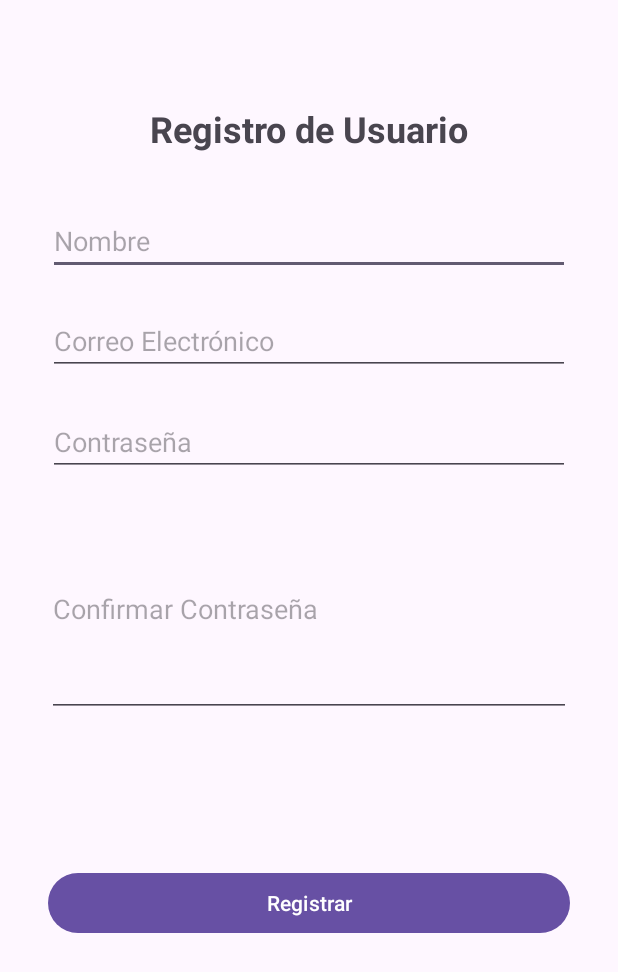
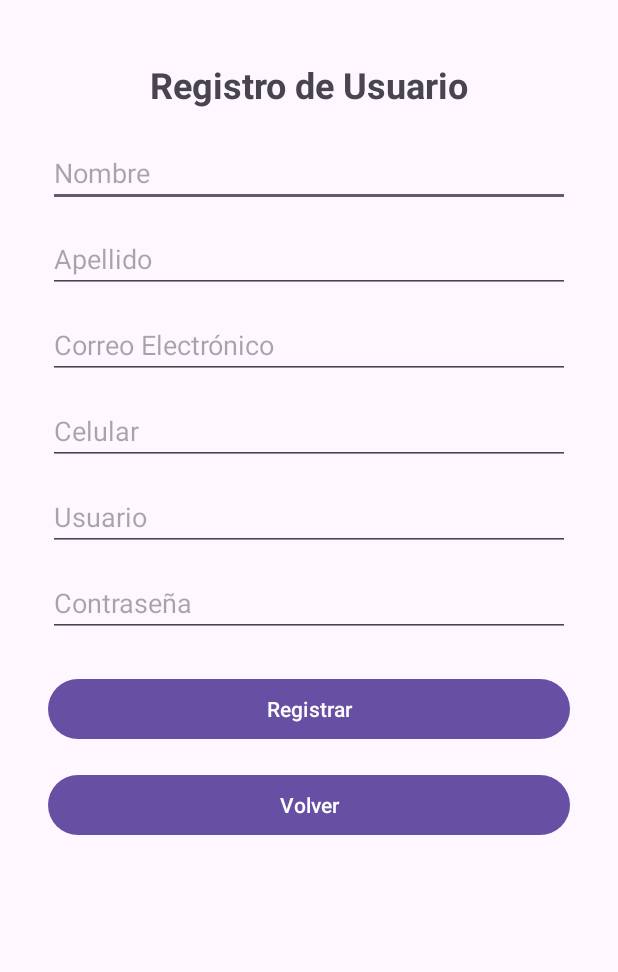
Before and after one commit to inoricode28/GarageVirtual, an Android app: the RegistroUsuarioActivity screen opened directly, with no data from a screen before it, on a phone screen of 412 x 824 dp. Shown: the top 972 px of the screen. Run offline under Robolectric (Android 15) with nearby library versions, the light colour scheme and no system bars.

Commit message:
Registro_Usuario_Completo

```diff
--- a/Final/app/src/main/java/com/example/afinal/view/ui/RegistroUsuarioActivity.kt
+++ b/Final/app/src/main/java/com/example/afinal/view/ui/RegistroUsuarioActivity.kt
@@ -1,21 +1,64 @@
 package com.example.afinal.view.ui
 
+import android.content.Intent
 import android.os.Bundle
-import androidx.activity.enableEdgeToEdge
+import android.view.View
 import androidx.appcompat.app.AppCompatActivity
-import androidx.core.view.ViewCompat
-import androidx.core.view.WindowInsetsCompat
+import androidx.lifecycle.ViewModelProvider
+import com.example.afinal.databinding.ActivityRegistroUsuarioBinding
+import com.example.afinal.viewmodel.AuthViewModel
+import androidx.lifecycle.Observer
 import com.example.afinal.R
+import com.example.afinal.retrofit.response.RegistroResponse
+import com.example.afinal.util.AppMensaje
+import com.example.afinal.util.TipoMensaje
 
-class RegistroUsuarioActivity : AppCompatActivity() {
+class RegistroUsuarioActivity : AppCompatActivity(), View.OnClickListener {
+    private lateinit var binding: ActivityRegistroUsuarioBinding
+    private lateinit var authViewModel: AuthViewModel
     override fun onCreate(savedInstanceState: Bundle?) {
-        super.onCreate(savedInstanceState)
-        enableEdgeToEdge()
-        setContentView(R.layout.activity_registro_usuario)
-        ViewCompat.setOnApplyWindowInsetsListener(findViewById(R.id.main)) { v, insets ->
-            val systemBars = insets.getInsets(WindowInsetsCompat.Type.systemBars())
-            v.setPadding(systemBars.left, systemBars.top, systemBars.right, systemBars.bottom)
-            insets
+                super.onCreate(savedInstanceState)
+        binding = ActivityRegistroUsuarioBinding.inflate(layoutInflater)
+        setContentView(binding.root)
+
+        // Especificar el tipo explícitamente al instanciar ViewModelProvider
+        authViewModel = ViewModelProvider(this)[AuthViewModel::class.java]
+
+        // Configurar los botones en el listeners
+        binding.btnRegistrar.setOnClickListener(this)
+        binding.btnVolver.setOnClickListener(this)
+
+        // Observador para el loginResponse
+        authViewModel.registroResponse.observe(this, Observer { response ->
+            obtenerDatosRegistro(response)
+        })
+
+    }
+
+    private fun obtenerDatosRegistro(response: RegistroResponse) {
+        binding.btnVolver.isEnabled = true
+        binding.btnRegistrar.isEnabled = true
+        AppMensaje.enviarMensaje(binding.root, response.mensaje, TipoMensaje.ADVERTENCIA)
+    }
+
+    override fun onClick(v: View) {
+        when(v.id){
+            R.id.btnVolver -> startActivity(Intent(applicationContext, MainActivity::class.java))
+            R.id.btnRegistrar -> registrarUsuario()
         }
     }
+
+    private fun registrarUsuario() {
+        binding.btnVolver.isEnabled = false
+        binding.btnRegistrar.isEnabled = false
+        authViewModel.registro(
+            binding.etNombre.text.toString(),
+            binding.etApellido.text.toString(),
+            binding.etCorreo.text.toString(),
+            binding.etCelular.text.toString(),
+            binding.etUser.text.toString(),
+            binding.etContrasena.text.toString())
+    }
+
+
 }
--- a/Final/app/src/main/res/layout/activity_registro_usuario.xml
+++ b/Final/app/src/main/res/layout/activity_registro_usuario.xml
@@ -7,96 +7,121 @@
     android:layout_height="match_parent"
     tools:context=".view.ui.RegistroUsuarioActivity">
 
-
-
     <TextView
         android:id="@+id/tvTitle"
         android:layout_width="wrap_content"
         android:layout_height="wrap_content"
-        android:layout_marginTop="69dp"
-        android:layout_marginBottom="36dp"
+        android:layout_marginTop="40dp"
         android:text="Registro de Usuario"
         android:textSize="24sp"
         android:textStyle="bold"
-        app:layout_constraintBottom_toTopOf="@+id/etNombre"
         app:layout_constraintEnd_toEndOf="parent"
         app:layout_constraintStart_toStartOf="parent"
-        app:layout_constraintTop_toTopOf="parent"
-        tools:ignore="MissingConstraints" />
+        app:layout_constraintTop_toTopOf="parent" />
 
     <EditText
         android:id="@+id/etNombre"
-        android:layout_width="0dp"
+        android:layout_width="match_parent"
         android:layout_height="wrap_content"
         android:layout_marginStart="32dp"
         android:layout_marginEnd="32dp"
-        android:layout_marginBottom="21dp"
+        android:layout_marginTop="20dp"
         android:hint="Nombre"
         android:inputType="text"
-        app:layout_constraintBottom_toTopOf="@+id/etCorreo"
+        app:layout_constraintTop_toBottomOf="@+id/tvTitle"
         app:layout_constraintEnd_toEndOf="parent"
-        app:layout_constraintStart_toStartOf="parent"
-        app:layout_constraintTop_toBottomOf="@+id/tvTitle"
-        tools:ignore="MissingConstraints" />
+        app:layout_constraintStart_toStartOf="parent" />
+
+    <EditText
+        android:id="@+id/etApellido"
+        android:layout_width="match_parent"
+        android:layout_height="wrap_content"
+        android:layout_marginStart="32dp"
+        android:layout_marginEnd="32dp"
+        android:layout_marginTop="12dp"
+        android:hint="Apellido"
+        android:inputType="text"
+        app:layout_constraintTop_toBottomOf="@+id/etNombre"
+        app:layout_constraintEnd_toEndOf="parent"
+        app:layout_constraintStart_toStartOf="parent" />
 
     <EditText
         android:id="@+id/etCorreo"
-        android:layout_width="0dp"
+        android:layout_width="match_parent"
         android:layout_height="wrap_content"
         android:layout_marginStart="32dp"
         android:layout_marginEnd="32dp"
-        android:layout_marginBottom="22dp"
+        android:layout_marginTop="12dp"
         android:hint="Correo Electrónico"
         android:inputType="textEmailAddress"
-        app:layout_constraintBottom_toTopOf="@+id/etContrasena"
+        app:layout_constraintTop_toBottomOf="@+id/etApellido"
         app:layout_constraintEnd_toEndOf="parent"
-        app:layout_constraintStart_toStartOf="parent"
-        app:layout_constraintTop_toBottomOf="@+id/etNombre"
-        tools:ignore="MissingConstraints" />
+        app:layout_constraintStart_toStartOf="parent" />
+
+    <EditText
+        android:id="@+id/etCelular"
+        android:layout_width="match_parent"
+        android:layout_height="wrap_content"
+        android:layout_marginStart="32dp"
+        android:layout_marginEnd="32dp"
+        android:layout_marginTop="12dp"
+        android:hint="Celular"
+        android:inputType="phone"
+        app:layout_constraintTop_toBottomOf="@+id/etCorreo"
+        app:layout_constraintEnd_toEndOf="parent"
+        app:layout_constraintStart_toStartOf="parent" />
+
+    <EditText
+        android:id="@+id/etUser"
+        android:layout_width="match_parent"
+        android:layout_height="wrap_content"
+        android:layout_marginStart="32dp"
+        android:layout_marginEnd="32dp"
+        android:layout_marginTop="12dp"
+        android:hint="Usuario"
+        android:inputType="text"
+        app:layout_constraintTop_toBottomOf="@+id/etCelular"
+        app:layout_constraintEnd_toEndOf="parent"
+        app:layout_constraintStart_toStartOf="parent" />
 
     <EditText
         android:id="@+id/etContrasena"
-        android:layout_width="0dp"
+        android:layout_width="match_parent"
         android:layout_height="wrap_content"
         android:layout_marginStart="32dp"
         android:layout_marginEnd="32dp"
-        android:layout_marginBottom="17dp"
+        android:layout_marginTop="12dp"
         android:hint="Contraseña"
         android:inputType="textPassword"
-        app:layout_constraintBottom_toTopOf="@+id/etConfirmarContrasena"
+        app:layout_constraintTop_toBottomOf="@+id/etUser"
         app:layout_constraintEnd_toEndOf="parent"
-        app:layout_constraintStart_toStartOf="parent"
-        app:layout_constraintTop_toBottomOf="@+id/etCorreo"
-        tools:ignore="MissingConstraints" />
-
-    <EditText
-        android:id="@+id/etConfirmarContrasena"
-        android:layout_width="0dp"
-        android:layout_height="0dp"
-        android:layout_marginStart="31dp"
-
-        android:layout_marginEnd="31dp"
-        android:layout_marginBottom="100dp"
-        android:hint="Confirmar Contraseña"
-        android:inputType="textPassword"
-        app:layout_constraintBottom_toTopOf="@+id/btnRegistrar"
-        app:layout_constraintEnd_toEndOf="parent"
-        app:layout_constraintStart_toStartOf="parent"
-        app:layout_constraintTop_toBottomOf="@+id/etContrasena"
-        tools:ignore="MissingConstraints" />
+        app:layout_constraintStart_toStartOf="parent" />
 
     <Button
         android:id="@+id/btnRegistrar"
-        android:layout_width="0dp"
+        android:layout_width="match_parent"
         android:layout_height="wrap_content"
         android:layout_marginStart="32dp"
         android:layout_marginEnd="32dp"
-        android:layout_marginBottom="198dp"
+        android:layout_marginTop="24dp"
         android:text="Registrar"
+        app:layout_constraintTop_toBottomOf="@+id/etContrasena"
+        app:layout_constraintEnd_toEndOf="parent"
+        app:layout_constraintStart_toStartOf="parent" />
+
+    <Button
+        android:id="@+id/btnVolver"
+        android:layout_width="match_parent"
+        android:layout_height="wrap_content"
+        android:layout_marginStart="32dp"
+        android:layout_marginTop="16dp"
+        android:layout_marginEnd="32dp"
+        android:text="Volver"
         app:layout_constraintBottom_toBottomOf="parent"
         app:layout_constraintEnd_toEndOf="parent"
+        app:layout_constraintHorizontal_bias="0.0"
         app:layout_constraintStart_toStartOf="parent"
-        app:layout_constraintTop_toBottomOf="@+id/etConfirmarContrasena"
-        tools:ignore="MissingConstraints" />
+        app:layout_constraintTop_toBottomOf="@+id/btnRegistrar"
+        app:layout_constraintVertical_bias="0.0" />
 
 </androidx.constraintlayout.widget.ConstraintLayout>
--- a/Final/app/src/main/res/values/EtApellido.xml
+++ b/Final/app/src/main/res/values/EtApellido.xml
@@ -1,3 +1,2 @@
 <?xml version="1.0" encoding="utf-8"?>
-<resources>
-</resources>
+<resources></resources>
```
